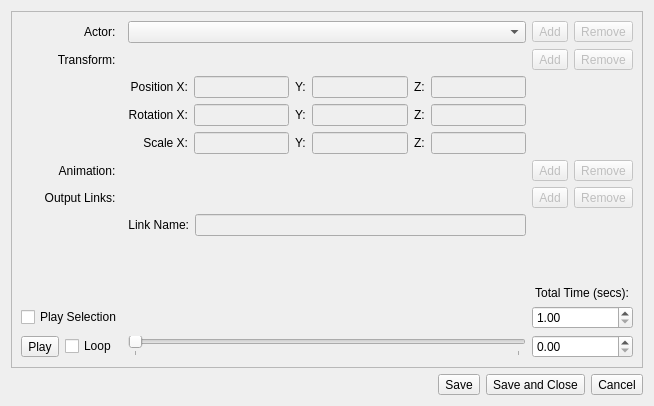
Qt form delta3d/utilities/STAGE/plugins/STDirectorCinematicEditor/cinematiceditor.ui (delta3d/delta3d) before a commit.
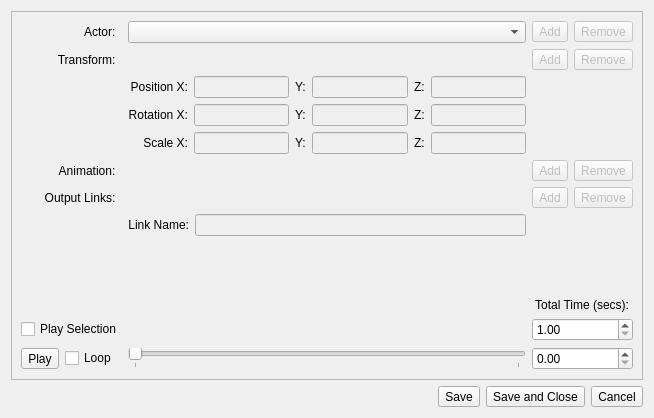
The same form after that commit. Custom widgets are drawn as their Qt base class.

Commit message: DirectorCinematicEditor: Output Link event track is now fully functional.

Diff of the .ui file:
```diff
--- a/delta3d/utilities/STAGE/plugins/STDirectorCinematicEditor/cinematiceditor.ui
+++ b/delta3d/utilities/STAGE/plugins/STDirectorCinematicEditor/cinematiceditor.ui
@@ -10,7 +10,7 @@
     <x>0</x>
     <y>0</y>
     <width>654</width>
-    <height>406</height>
+    <height>418</height>
    </rect>
   </property>
   <property name="mouseTracking">
```
Left out of the diff: 10 changed lines with no effect on the pictures. The commit also changes 2 other files.
